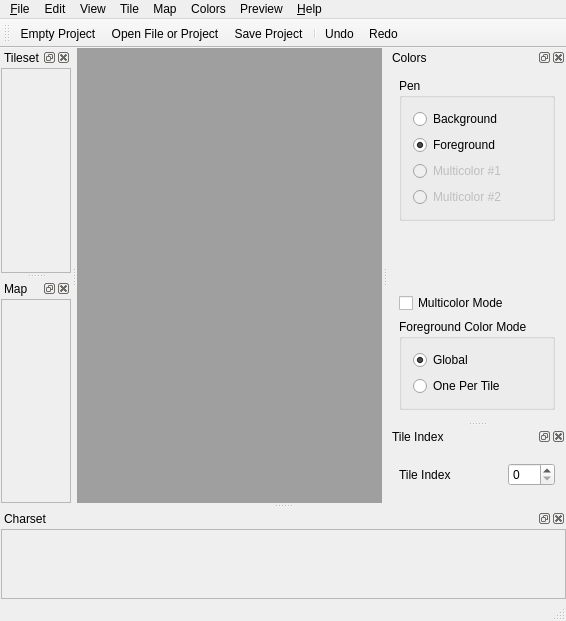
ricardoquesada/vchar64, file src/mainwindow.ui: the form before one commit.
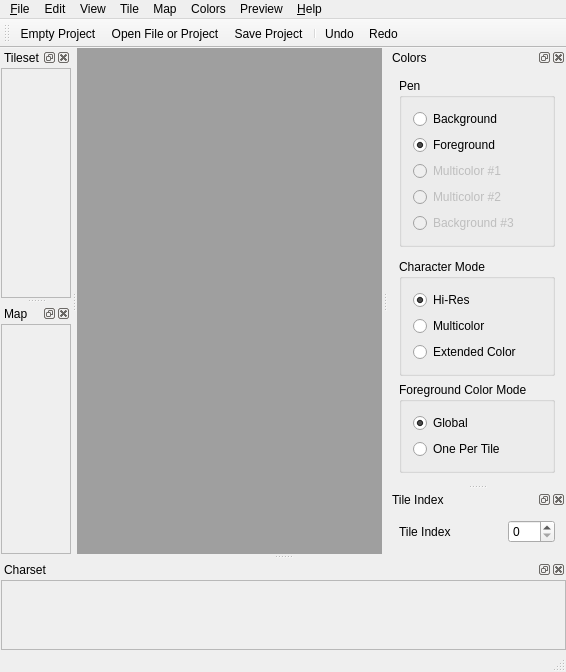
The form after the commit. Icons and pictures are not drawn. Custom widgets are drawn as their Qt base class.

Commit message: Add Commodore 64 Extended Color Mode support

```diff
--- a/src/mainwindow.ui
+++ b/src/mainwindow.ui
@@ -300,6 +300,19 @@
         <item row="3" column="1">
          <widget class="ColorRectWidget" name="colorRectWidget_2" native="true"/>
         </item>
+        <item row="5" column="0">
+         <widget class="QRadioButton" name="radioButton_background3">
+          <property name="enabled">
+           <bool>false</bool>
+          </property>
+          <property name="text">
+           <string>Background #3</string>
+          </property>
+         </widget>
+        </item>
+        <item row="5" column="1">
+         <widget class="ColorRectWidget" name="colorRectWidget_4" native="true"/>
+        </item>
        </layout>
       </widget>
      </item>
@@ -307,10 +320,36 @@
       <widget class="PaletteWidget" name="paletteWidget" native="true"/>
      </item>
      <item>
-      <widget class="QCheckBox" name="checkBox_multicolor">
-       <property name="text">
-        <string>Multicolor Mode</string>
+      <widget class="QGroupBox" name="groupBox_charMode">
+       <property name="title">
+        <string>Character Mode</string>
        </property>
+       <layout class="QVBoxLayout" name="verticalLayout_charMode">
+        <item>
+         <widget class="QRadioButton" name="radioButton_modeHiRes">
+          <property name="text">
+           <string>Hi-Res</string>
+          </property>
+          <property name="checked">
+           <bool>true</bool>
+          </property>
+         </widget>
+        </item>
+        <item>
+         <widget class="QRadioButton" name="radioButton_modeMulticolor">
+          <property name="text">
+           <string>Multicolor</string>
+          </property>
+         </widget>
+        </item>
+        <item>
+         <widget class="QRadioButton" name="radioButton_modeExtendedColor">
+          <property name="text">
+           <string>Extended Color</string>
+          </property>
+         </widget>
+        </item>
+       </layout>
       </widget>
      </item>
      <item>
```
Left out of the diff: 69 changed lines with no effect on the pictures. The commit also changes 40 other files.
